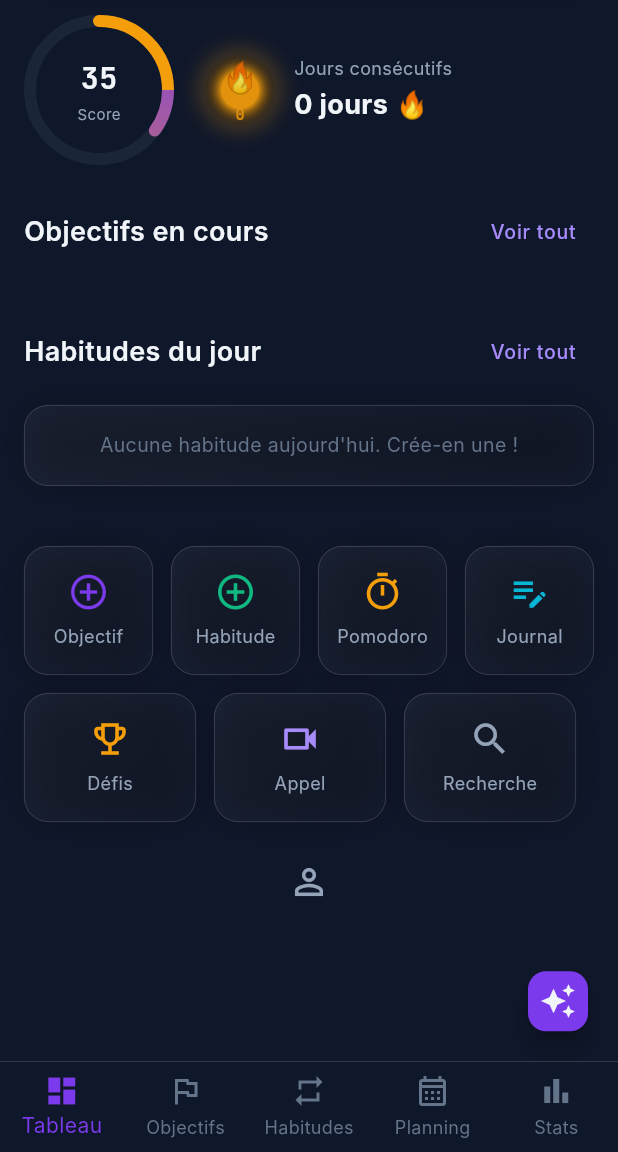
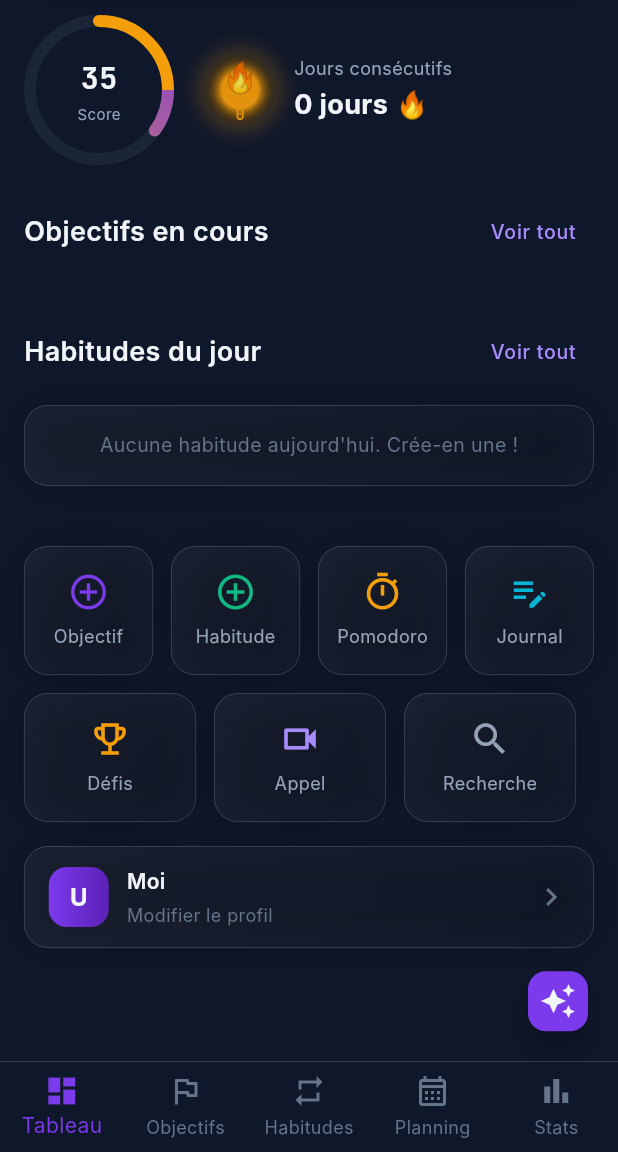
Before and after one commit to grandelagbanou28-gif/taDiscipline, a Flutter app: the DashboardScreen screen opened by its route, scrolled down 189 dp, on a phone screen of 412 x 824 dp, the part 84-1236 px from its top. Run offline on Flutter 3.47's test engine with Material 3 defaults, Android fonts, the phone set to English and light mode, and no system bars; our stand-ins replace confetti, fl_chart, flutter_local_notifications, flutter_riverpod, go_router, image_picker and 4 more; missing offline and left inert: encrypt, jitsi_meet_flutter_sdk; accounts and stored records are empty; generated files the repository leaves out were written again; Roboto replaces fonts that are missing (Inter).

Commit message:
feat: replace bottom user icon with profile card showing avatar, name, edit link

```diff
--- a/taDiscipline/lib/features/dashboard/screens/dashboard_screen.dart
+++ b/taDiscipline/lib/features/dashboard/screens/dashboard_screen.dart
@@ -89,14 +89,7 @@ class DashboardScreen extends ConsumerWidget {
                 const SizedBox(height: 20),
                 _QuickActionsRow(),
                 const SizedBox(height: 16),
-                Center(
-                  child: IconButton(
-                    icon: const Icon(Icons.person_outline),
-                    iconSize: 28,
-                    color: AppColors.textSecondary,
-                    onPressed: () => context.push('/settings'),
-                  ),
-                ),
+                _UserProfileCard(profile: profile),
                 const SizedBox(height: 80),
               ],
             ),
@@ -577,3 +570,82 @@ class _QuickAction extends StatelessWidget {
     );
   }
 }
+
+class _UserProfileCard extends StatelessWidget {
+  final UserProfile? profile;
+
+  const _UserProfileCard({required this.profile});
+
+  @override
+  Widget build(BuildContext context) {
+    return GlassCard(
+      onTap: () => context.push('/settings'),
+      padding: const EdgeInsets.symmetric(horizontal: 16, vertical: 12),
+      child: Row(
+        children: [
+          Container(
+            width: 40,
+            height: 40,
+            decoration: BoxDecoration(
+              borderRadius: BorderRadius.circular(12),
+              gradient: profile?.avatarUrl == null
+                  ? const LinearGradient(
+                      colors: [AppColors.primary, AppColors.primaryDark],
+                    )
+                  : null,
+              image: profile?.avatarUrl != null
+                  ? DecorationImage(
+                      image: FileImage(File(profile!.avatarUrl!)),
+                      fit: BoxFit.cover,
+                    )
+                  : null,
+            ),
+            child: profile?.avatarUrl == null
+                ? Center(
+                    child: Text(
+                      ((profile?.firstName?.isNotEmpty == true
+                              ? profile!.firstName!
+                              : 'U')
+                          .toUpperCase()[0]),
+                      style: const TextStyle(
+                        fontSize: 16,
+                        fontWeight: FontWeight.w700,
+                        color: AppColors.textPrimary,
+                      ),
+                    ),
+                  )
+                : null,
+          ),
+          const SizedBox(width: 12),
+          Expanded(
+            child: Column(
+              crossAxisAlignment: CrossAxisAlignment.start,
+              children: [
+                Text(
+                  profile?.displayName ?? 'Utilisateur',
+                  style: const TextStyle(
+                    fontSize: 14,
+                    fontWeight: FontWeight.w600,
+                    color: AppColors.textPrimary,
+                  ),
+                ),
+                const SizedBox(height: 2),
+                const Text(
+                  'Modifier le profil',
+                  style: TextStyle(
+                    fontSize: 12,
+                    color: AppColors.textMuted,
+                  ),
+                ),
+              ],
+            ),
+          ),
+          const Icon(
+            Icons.chevron_right,
+            color: AppColors.textMuted,
+          ),
+        ],
+      ),
+    );
+  }
+}
```
